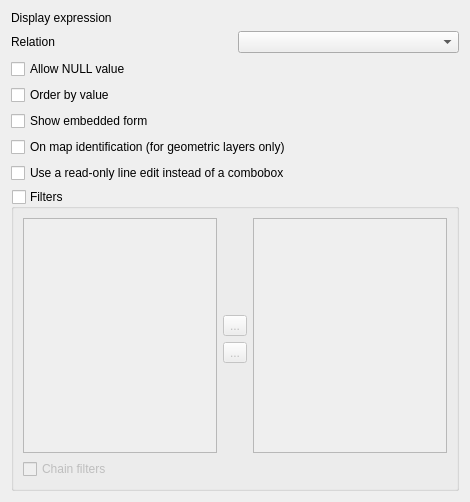
Qt form src/ui/editorwidgets/qgsrelationreferenceconfigdlgbase.ui (qgis/QGIS) before a commit.
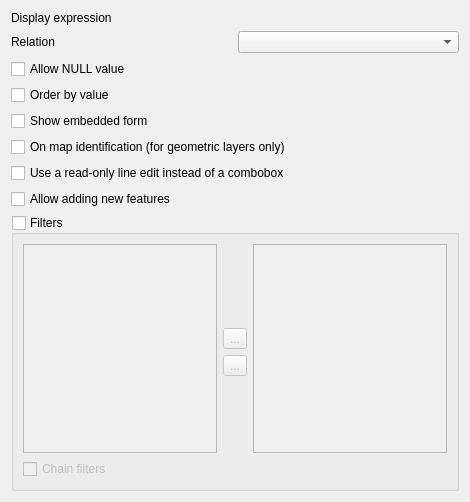
The same form after that commit. Icons and pictures are not drawn. Custom widgets are drawn as their Qt base class.

Commit message: Allow adding a new entry from the relation reference widget

Diff of the .ui file:
```diff
--- a/src/ui/editorwidgets/qgsrelationreferenceconfigdlgbase.ui
+++ b/src/ui/editorwidgets/qgsrelationreferenceconfigdlgbase.ui
@@ -69,7 +69,7 @@
      </property>
     </widget>
    </item>
-   <item row="7" column="0" colspan="2">
+   <item row="8" column="0" colspan="2">
     <widget class="QgsCollapsibleGroupBox" name="mFilterGroupBox">
      <property name="title">
       <string>Filters</string>
@@ -148,21 +148,28 @@
      </layout>
     </widget>
    </item>
+   <item row="7" column="0" colspan="2">
+    <widget class="QCheckBox" name="mCbxAllowAddFeatures">
+     <property name="text">
+      <string>Allow adding new features</string>
+     </property>
+    </widget>
+   </item>
   </layout>
  </widget>
  <customwidgets>
-  <customwidget>
-   <class>QgsFieldExpressionWidget</class>
-   <extends>QWidget</extends>
-   <header>qgsfieldexpressionwidget.h</header>
-   <container>1</container>
-  </customwidget>
   <customwidget>
    <class>QgsCollapsibleGroupBox</class>
    <extends>QGroupBox</extends>
    <header>qgscollapsiblegroupbox.h</header>
    <container>1</container>
   </customwidget>
+  <customwidget>
+   <class>QgsFieldExpressionWidget</class>
+   <extends>QWidget</extends>
+   <header>qgsfieldexpressionwidget.h</header>
+   <container>1</container>
+  </customwidget>
  </customwidgets>
  <tabstops>
   <tabstop>mComboRelation</tabstop>
```
Left out of the diff: 46 changed lines with no effect on the pictures. The commit also changes 6 other files.
